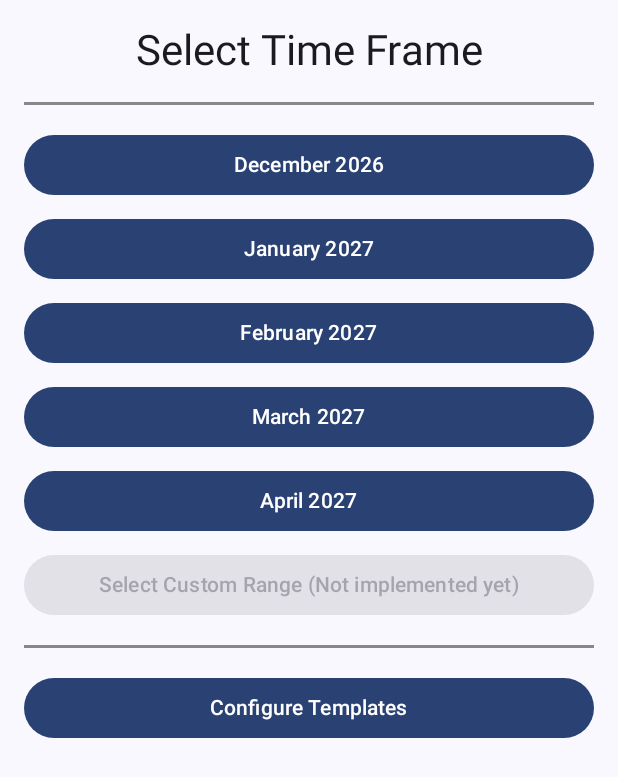
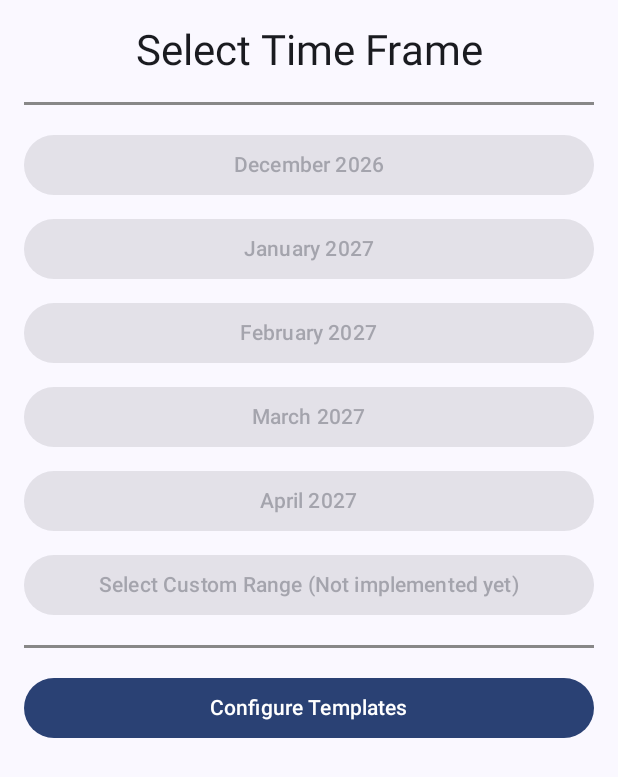
Before and after one commit to ede1998/shiftplanimporter, an Android app built with Jetpack Compose: the screen it shows after launch (MainActivity), on a phone screen of 412 x 824 dp. Shown: the top 777 px of the screen. Run offline under Robolectric (Android 15) with nearby library versions, the phone set to English and light mode, and no system bars.

Commit message:
feat: Extra safety checks and user hints

```diff
--- a/app/src/main/java/me/erik_hennig/shiftplanimporter/MainActivity.kt
+++ b/app/src/main/java/me/erik_hennig/shiftplanimporter/MainActivity.kt
@@ -66,9 +66,10 @@ private fun ShiftPlanImporterApp() {
         Scaffold(modifier = Modifier.fillMaxSize()) { innerPadding ->
             when (val enteringState = currentEnteringState) {
                 is SelectingDateRange -> {
-                    // TODO: disable all buttons if no templates available
                     TimeFrameScreen(
-                        modifier = Modifier.padding(innerPadding), onStateChange = {
+                        modifier = Modifier.padding(innerPadding),
+                        templates = templates,
+                        onStateChange = {
                             @Suppress("AssignedValueIsNeverRead") // reason: False positive
                             currentEnteringState = it
                         })
@@ -101,7 +102,11 @@ private fun ShiftPlanImporterApp() {
 }
 
 @Composable
-private fun TimeFrameScreen(modifier: Modifier = Modifier, onStateChange: (EnteringState) -> Unit) {
+private fun TimeFrameScreen(
+    modifier: Modifier = Modifier,
+    templates: List<ShiftTemplate>,
+    onStateChange: (EnteringState) -> Unit
+) {
     val context = LocalContext.current
     val upcomingMonths = remember {
         val start = LocalDate.today().yearMonth
@@ -113,6 +118,7 @@ private fun TimeFrameScreen(modifier: Modifier = Modifier, onStateChange: (Enter
             .fillMaxSize()
             .verticalScroll(rememberScrollState()),
         upcomingMonths = upcomingMonths,
+        timeFrameSelectionEnabled = templates.isNotEmpty(),
         onTimeFrameSelected = { timeFrame ->
             Log.i(TAG, "Selected date range: $timeFrame")
             onStateChange(EnteringShifts(timeFrame))
@@ -187,7 +193,6 @@ private fun ReviewScreen(
         },
         onDiscardAll = {
             Log.i(TAG, "Discarding shift selection")
-            // TODO: warn
             onStateChange(SelectingDateRange)
         },
         onImportAll = {
--- a/app/src/main/java/me/erik_hennig/shiftplanimporter/ui/TimeFrameView.kt
+++ b/app/src/main/java/me/erik_hennig/shiftplanimporter/ui/TimeFrameView.kt
@@ -29,6 +29,7 @@ import me.erik_hennig.shiftplanimporter.ui.theme.ShiftPlanImporterTheme
 fun TimeFrameView(
     modifier: Modifier = Modifier,
     upcomingMonths: YearMonthProgression,
+    timeFrameSelectionEnabled: Boolean = true,
     onTimeFrameSelected: (LocalDateRange) -> Unit,
     onConfigureTemplates: () -> Unit
 ) {
@@ -45,6 +46,7 @@ fun TimeFrameView(
         upcomingMonths.forEach { month ->
             Button(
                 onClick = { onTimeFrameSelected(month.firstDay..month.lastDay) },
+                enabled = timeFrameSelectionEnabled,
                 modifier = Modifier.fillMaxWidth()
             ) {
                 Text(text = month.firstDay.format(monthOnlyFormat()))
```
Also changed, not shown: app/src/main/java/me/erik_hennig/shiftplanimporter/ui/ReviewView.kt (+26 -1 lines), app/src/main/java/me/erik_hennig/shiftplanimporter/ui/TemplateConfigurationView.kt (+9 -0 lines).
